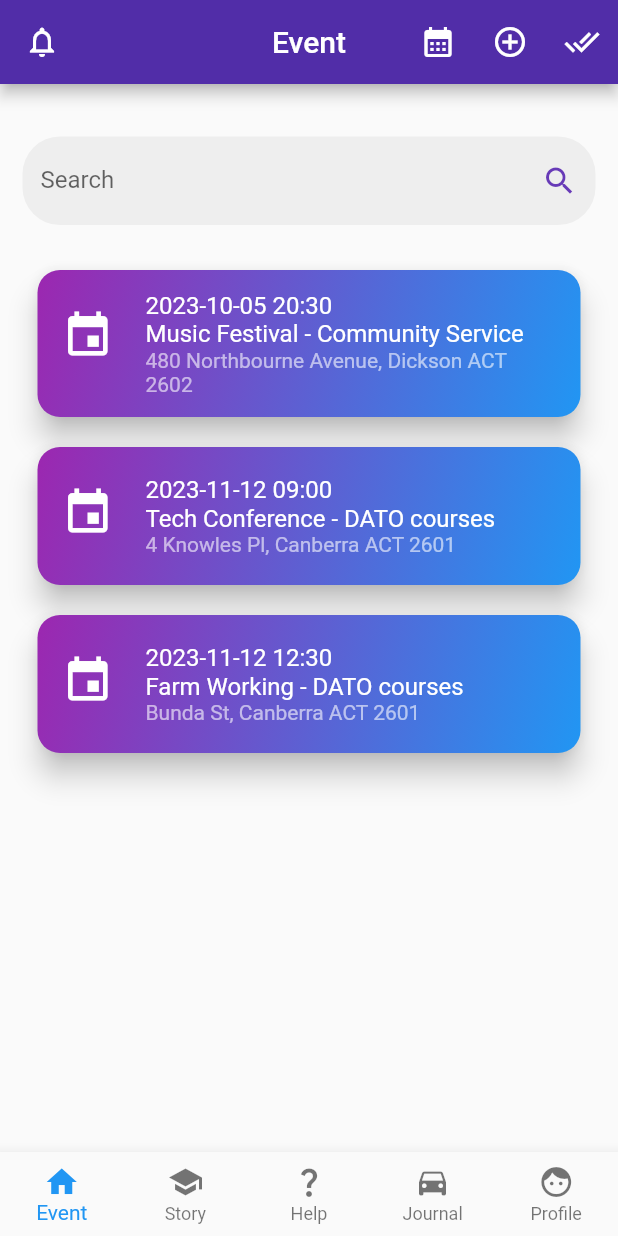
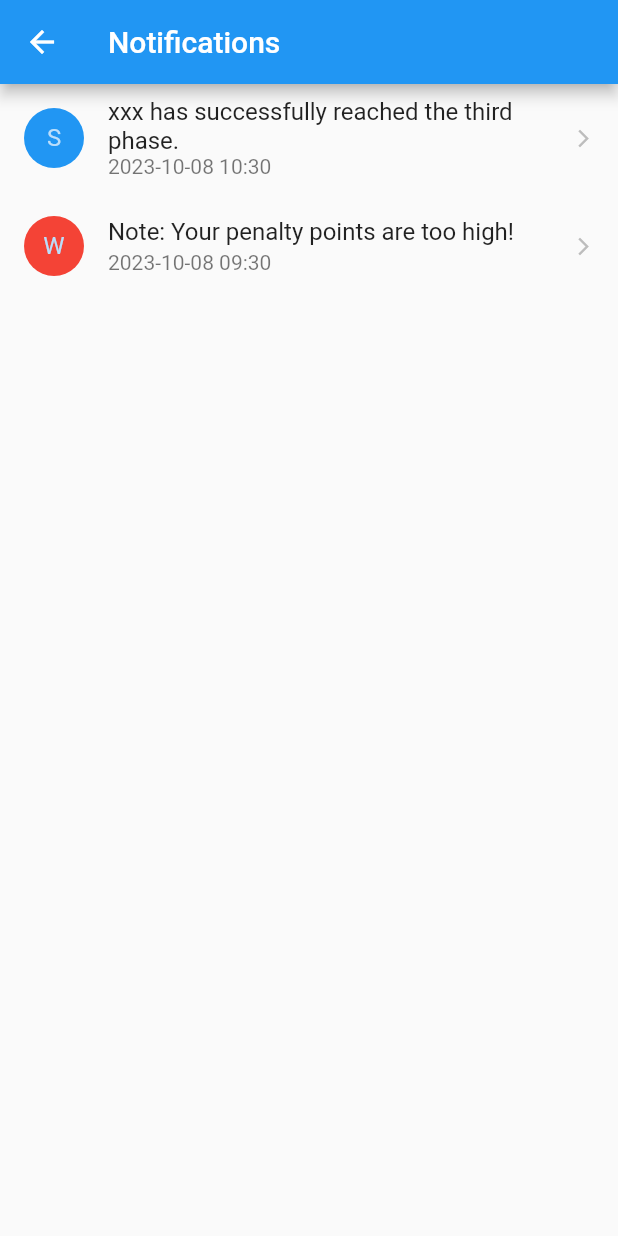
Before and after one commit to ZedChen0034/Con-nected, a Flutter app: the screen it shows after launch, after a tap on the "notifications" icon, on a phone screen of 412 x 824 dp. Run offline on Flutter 3.47's test engine with Material 2 defaults, Android fonts, the phone set to English and light mode, and no system bars; our stand-ins replace sliding_up_panel, table_calendar, youtube_player_flutter.

Commit message:
notifications

```diff
--- /dev/null
+++ b/lib/Model/NotificationItem.dart
@@ -0,0 +1,7 @@
+class NotificationItem {
+  final String sender;
+  final String content;
+  final DateTime timestamp;
+
+  NotificationItem({required this.sender, required this.content, required this.timestamp});
+}
--- /dev/null
+++ b/lib/Notifications.dart
@@ -0,0 +1,40 @@
+import 'package:flutter/material.dart';
+import 'package:intl/intl.dart';
+import 'Model/NotificationItem.dart';
+
+class Notifications extends StatefulWidget {
+  @override
+  _NotificationsState createState() => _NotificationsState();
+}
+
+class _NotificationsState extends State<Notifications> {
+  List<NotificationItem> notifications = [
+    NotificationItem(sender: 'System', content: 'xxx has successfully reached the third phase.', timestamp: DateTime.now()),
+    NotificationItem(sender: 'Warning', content: 'Note: Your penalty points are too high!', timestamp: DateTime.now().subtract(Duration(hours: 1))),
+    // ... add more sample messages
+  ];
+
+  @override
+  Widget build(BuildContext context) {
+    return Scaffold(
+      appBar: AppBar(
+        title: Text('Notifications'),
+      ),
+      body: ListView.builder(
+        itemCount: notifications.length,
+        itemBuilder: (context, index) {
+          return ListTile(
+            leading: CircleAvatar(
+              child: Text(notifications[index].sender[0]),
+              backgroundColor: notifications[index].sender == 'Warning' ? Colors.red : Colors.blue,
+            ),
+            title: Text(notifications[index].content),
+            subtitle: Text(DateFormat('yyyy-MM-dd HH:mm')
+                .format(notifications[index].timestamp)),
+            trailing: Icon(Icons.arrow_forward_ios, size: 14.0, color: Colors.grey[400]),
+          );
+        },
+      ),
+    );
+  }
+}
--- a/lib/main.dart
+++ b/lib/main.dart
@@ -9,6 +9,7 @@
 // https://www.courts.act.gov.au/supreme/about-the-courts/judiciary/Chronological-list-of-Former-and-Current-Judges,-Associate-Judge-and-Masters
 
 import 'package:con_nected/Component/EventList.dart';
+import 'package:con_nected/Notifications.dart';
 import 'package:con_nected/createevent.dart';
 import 'package:con_nected/journal.dart';
 import 'package:flutter/material.dart';
@@ -216,7 +217,10 @@ class _HomePageState extends State<HomePage> {
               title: const Text("Event"),
               backgroundColor: Colors.deepPurple[700],
               leading: IconButton(
-                onPressed: () {},
+                onPressed: () {
+                  Navigator.push(context, MaterialPageRoute(builder: (context) => Notifications()));
+
+                },
                 icon: const Icon(Icons.notifications_outlined,
                     color: Colors.white),
               ),
```
